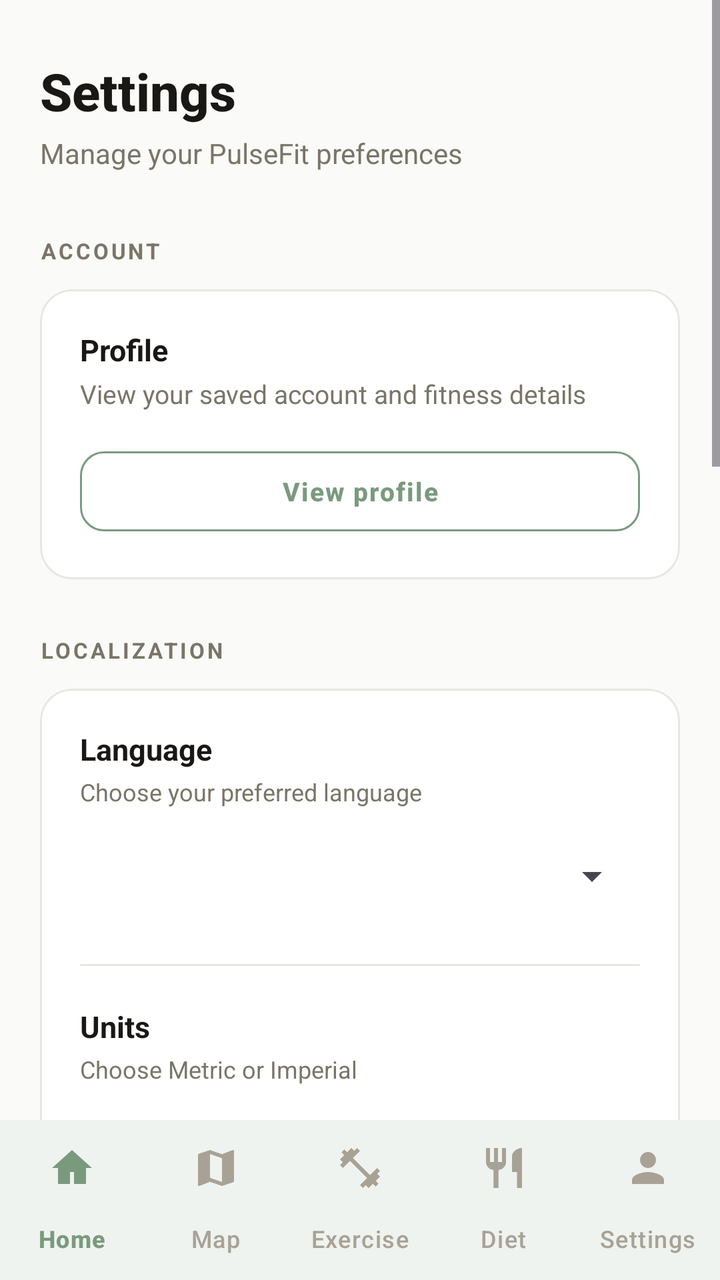
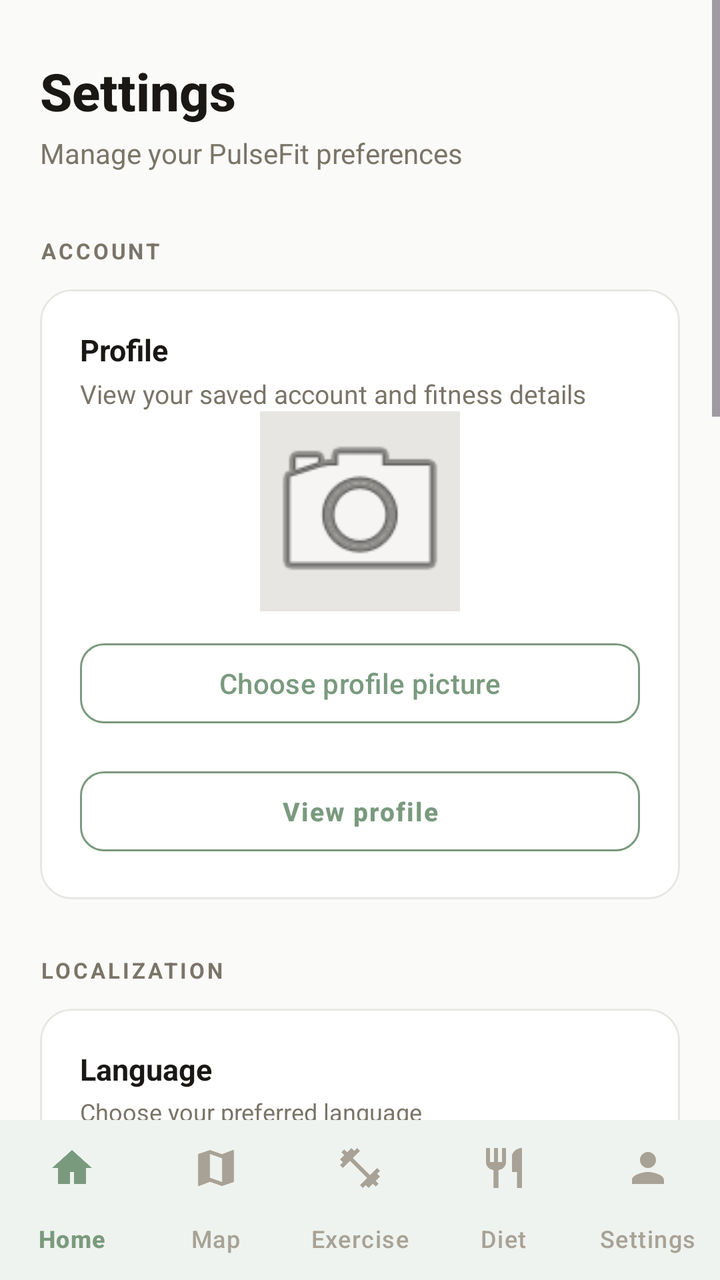

Compare the two renders of this Android layout. The source of the first and the diff that turns it into the second are given below.
<!-- AndroidManifest.xml: application theme Theme.PulseFit_App -->
<!-- res/layout/activity_settings.xml -->
<?xml version="1.0" encoding="utf-8"?>
<LinearLayout
    xmlns:android="http://schemas.android.com/apk/res/android"
    xmlns:app="http://schemas.android.com/apk/res-auto"
    xmlns:tools="http://schemas.android.com/tools"
    android:id="@+id/main"
    android:layout_width="match_parent"
    android:layout_height="match_parent"
    android:orientation="vertical"
    android:background="@color/bg"
    tools:context=".Settings">

    
    <ScrollView
        android:layout_width="match_parent"
        android:layout_height="0dp"
        android:layout_weight="1"
        android:fillViewport="true"
        android:clipToPadding="false">

        <LinearLayout
            android:layout_width="match_parent"
            android:layout_height="wrap_content"
            android:orientation="vertical"
            android:paddingStart="20dp"
            android:paddingTop="28dp"
            android:paddingEnd="20dp"
            android:paddingBottom="24dp">

            
            <TextView
                android:layout_width="match_parent"
                android:layout_height="wrap_content"
                android:text="@string/settings"
                android:textColor="@color/text_primary"
                android:textSize="26sp"
                android:textStyle="bold"
                android:fontFamily="sans-serif-medium" />

            <TextView
                android:layout_width="match_parent"
                android:layout_height="wrap_content"
                android:layout_marginTop="4dp"
                android:text="@string/manage_your_pulsefit_preferences"
                android:textColor="@color/text_secondary"
                android:textSize="14sp" />

            
            <TextView
                android:layout_width="match_parent"
                android:layout_height="wrap_content"
                android:layout_marginTop="32dp"
                android:text="@string/account"
                android:textColor="@color/text_secondary"
                android:textSize="11sp"
                android:letterSpacing="0.12"
                android:textStyle="bold" />

            <com.google.android.material.card.MaterialCardView
                android:layout_width="match_parent"
                android:layout_height="wrap_content"
                android:layout_marginTop="12dp"
                app:cardBackgroundColor="@color/surface"
                app:cardCornerRadius="16dp"
                app:cardElevation="0dp"
                app:strokeColor="@color/divider"
                app:strokeWidth="1dp">

                <LinearLayout
                    android:layout_width="match_parent"
                    android:layout_height="wrap_content"
                    android:orientation="vertical"
                    android:padding="20dp">

                    <TextView
                        android:layout_width="match_parent"
                        android:layout_height="wrap_content"
                        android:text="@string/profile"
                        android:textColor="@color/text_primary"
                        android:textSize="15sp"
                        android:textStyle="bold" />

                    <TextView
                        android:layout_width="match_parent"
                        android:layout_height="wrap_content"
                        android:layout_marginTop="3dp"
                        android:text="@string/view_your_saved_account_and"
                        android:textColor="@color/text_secondary"
                        android:textSize="13sp" />

                    <com.google.android.material.button.MaterialButton
                        android:id="@+id/profileDetailsButton"
                        style="@style/Widget.Material3.Button.OutlinedButton"
                        android:layout_width="match_parent"
                        android:layout_height="48dp"
                        android:layout_marginTop="16dp"
                        android:text="@string/view_profile"
                        android:textColor="@color/accent"
                        android:textSize="13sp"
                        android:letterSpacing="0.05"
                        android:textStyle="bold"
                        app:cornerRadius="12dp"
                        app:strokeColor="@color/accent"
                        app:strokeWidth="1dp" />

                </LinearLayout>
            </com.google.android.material.card.MaterialCardView>

            
            <TextView
                android:layout_width="match_parent"
                android:layout_height="wrap_content"
                android:layout_marginTop="28dp"
                android:text="@string/localization"
                android:textColor="@color/text_secondary"
                android:textSize="11sp"
                android:letterSpacing="0.12"
                android:textStyle="bold" />

            <com.google.android.material.card.MaterialCardView
                android:layout_width="match_parent"
                android:layout_height="wrap_content"
                android:layout_marginTop="12dp"
                app:cardBackgroundColor="@color/surface"
                app:cardCornerRadius="16dp"
                app:cardElevation="0dp"
                app:strokeColor="@color/divider"
                app:strokeWidth="1dp">

                <LinearLayout
                    android:layout_width="match_parent"
                    android:layout_height="wrap_content"
                    android:orientation="vertical"
                    android:padding="20dp">

                    
                    <TextView
                        android:layout_width="match_parent"
                        android:layout_height="wrap_content"
                        android:text="@string/language"
                        android:textColor="@color/text_primary"
                        android:textSize="15sp"
                        android:textStyle="bold" />

                    <TextView
                        android:layout_width="match_parent"
                        android:layout_height="wrap_content"
                        android:layout_marginTop="3dp"
                        android:text="@string/choose_your_preferred_language"
                        android:textColor="@color/text_secondary"
                        android:textSize="12sp" />

                    <Spinner
                        android:id="@+id/languageSpinner"
                        android:layout_width="match_parent"
                        android:layout_height="48dp"
                        android:layout_marginTop="10dp"
                        android:paddingStart="12dp"
                        android:paddingEnd="12dp" />

                    
                    <View
                        android:layout_width="match_parent"
                        android:layout_height="1dp"
                        android:layout_marginTop="20dp"
                        android:background="@color/divider" />

                    
                    <TextView
                        android:layout_width="match_parent"
                        android:layout_height="wrap_content"
                        android:layout_marginTop="20dp"
                        android:text="@string/units"
                        android:textColor="@color/text_primary"
                        android:textSize="15sp"
                        android:textStyle="bold" />

                    <TextView
                        android:layout_width="match_parent"
                        android:layout_height="wrap_content"
                        android:layout_marginTop="3dp"
                        android:text="@string/choose_metric_or_imperial"
                        android:textColor="@color/text_secondary"
                        android:textSize="12sp" />

                    <Spinner
                        android:id="@+id/unitsSpinner"
                        android:layout_width="match_parent"
                        android:layout_height="48dp"
                        android:layout_marginTop="10dp"
                        android:paddingStart="12dp"
                        android:paddingEnd="12dp" />

                </LinearLayout>
            </com.google.android.material.card.MaterialCardView>

            
            <TextView
                android:layout_width="match_parent"
                android:layout_height="wrap_content"
                android:layout_marginTop="28dp"
                android:text="@string/offline_sync_title"
                android:textColor="@color/text_secondary"
                android:textSize="11sp"
                android:letterSpacing="0.12"
                android:textStyle="bold" />

            <com.google.android.material.card.MaterialCardView
                android:layout_width="match_parent"
                android:layout_height="wrap_content"
                android:layout_marginTop="12dp"
                app:cardBackgroundColor="@color/surface"
                app:cardCornerRadius="16dp"
                app:cardElevation="0dp"
                app:strokeColor="@color/divider"
                app:strokeWidth="1dp">

                <LinearLayout
                    android:layout_width="match_parent"
                    android:layout_height="wrap_content"
                    android:orientation="vertical"
                    android:padding="20dp">

                    
                    <LinearLayout
                        android:layout_width="match_parent"
                        android:layout_height="wrap_content"
                        android:gravity="center_vertical"
                        android:orientation="horizontal">

                        <LinearLayout
                            android:layout_width="0dp"
                            android:layout_height="wrap_content"
                            android:layout_weight="1"
                            android:layout_marginEnd="12dp"
                            android:orientation="vertical">

                            <TextView
                                android:layout_width="match_parent"
                                android:layout_height="wrap_content"
                                android:text="@string/auto_sync"
                                android:textColor="@color/text_primary"
                                android:textSize="15sp"
                                android:textStyle="bold" />

                            <TextView
                                android:layout_width="match_parent"
                                android:layout_height="wrap_content"
                                android:layout_marginTop="3dp"
                                android:text="@string/auto_sync_desc"
                                android:textColor="@color/text_secondary"
                                android:textSize="12sp" />

                        </LinearLayout>

                        <com.google.android.material.materialswitch.MaterialSwitch
                            android:id="@+id/syncSwitch"
                            android:layout_width="wrap_content"
                            android:layout_height="wrap_content" />

                    </LinearLayout>

                    
                    <TextView
                        android:id="@+id/pendingText"
                        android:layout_width="match_parent"
                        android:layout_height="wrap_content"
                        android:layout_marginTop="16dp"
                        android:textColor="@color/text_primary"
                        android:textSize="13sp" />

                    <TextView
                        android:id="@+id/lastSyncText"
                        android:layout_width="match_parent"
                        android:layout_height="wrap_content"
                        android:layout_marginTop="4dp"
                        android:textColor="@color/text_secondary"
                        android:textSize="12sp" />

                    
                    <com.google.android.material.button.MaterialButton
                        android:id="@+id/manualSyncButton"
                        style="@style/Widget.Material3.Button.OutlinedButton"
                        android:layout_width="match_parent"
                        android:layout_height="48dp"
                        android:layout_marginTop="20dp"
                        android:text="@string/sync_now"
                        android:textColor="@color/accent"
                        android:textSize="13sp"
                        android:letterSpacing="0.05"
                        android:textStyle="bold"
                        app:cornerRadius="12dp"
                        app:strokeColor="@color/accent"
                        app:strokeWidth="1dp"
                        app:iconTint="@color/accent"
                        app:iconGravity="textStart"
                        app:iconPadding="8dp" />

                </LinearLayout>
            </com.google.android.material.card.MaterialCardView>

            
            <TextView
                android:layout_width="match_parent"
                android:layout_height="wrap_content"
                android:layout_marginTop="28dp"
                android:text="@string/notifications_title"
                android:textColor="@color/text_secondary"
                android:textSize="11sp"
                android:letterSpacing="0.12"
                android:textStyle="bold" />

            <com.google.android.material.card.MaterialCardView
                android:layout_width="match_parent"
                android:layout_height="wrap_content"
                android:layout_marginTop="12dp"
                app:cardBackgroundColor="@color/surface"
                app:cardCornerRadius="16dp"
                app:cardElevation="0dp"
                app:strokeColor="@color/divider"
                app:strokeWidth="1dp">

                <LinearLayout
                    android:layout_width="match_parent"
                    android:layout_height="wrap_content"
                    android:orientation="vertical"
                    android:padding="20dp">

                    <LinearLayout
                        android:layout_width="match_parent"
                        android:layout_height="wrap_content"
                        android:gravity="center_vertical"
                        android:orientation="horizontal">

                        <LinearLayout
                            android:layout_width="0dp"
                            android:layout_height="wrap_content"
                            android:layout_weight="1"
                            android:layout_marginEnd="12dp"
                            android:orientation="vertical">

                            <TextView
                                android:layout_width="match_parent"
                                android:layout_height="wrap_content"
                                android:text="@string/push_notifications"
                                android:textColor="@color/text_primary"
                                android:textSize="15sp"
                                android:textStyle="bold" />

                            <TextView
                                android:layout_width="match_parent"
                                android:layout_height="wrap_content"
                                android:layout_marginTop="3dp"
                                android:text="@string/push_notifications_desc"
                                android:textColor="@color/text_secondary"
                                android:textSize="12sp" />

                        </LinearLayout>

                        <com.google.android.material.materialswitch.MaterialSwitch
                            android:id="@+id/notificationsSwitch"
                            android:layout_width="wrap_content"
                            android:layout_height="wrap_content" />

                    </LinearLayout>

                    <com.google.android.material.button.MaterialButton
                        android:id="@+id/testNotificationButton"
                        style="@style/Widget.Material3.Button.OutlinedButton"
                        android:layout_width="match_parent"
                        android:layout_height="48dp"
                        android:layout_marginTop="20dp"
                        android:text="@string/send_test_notification"
                        android:textColor="@color/accent"
                        android:textSize="13sp"
                        android:letterSpacing="0.05"
                        android:textStyle="bold"
                        app:cornerRadius="12dp"
                        app:strokeColor="@color/accent"
                        app:strokeWidth="1dp" />

                </LinearLayout>
            </com.google.android.material.card.MaterialCardView>

            
            <TextView
                android:layout_width="match_parent"
                android:layout_height="wrap_content"
                android:layout_marginTop="28dp"
                android:text="@string/system"
                android:textColor="@color/text_secondary"
                android:textSize="11sp"
                android:letterSpacing="0.12"
                android:textStyle="bold" />

            <com.google.android.material.card.MaterialCardView
                android:layout_width="match_parent"
                android:layout_height="wrap_content"
                android:layout_marginTop="12dp"
                app:cardBackgroundColor="@color/surface"
                app:cardCornerRadius="16dp"
                app:cardElevation="0dp"
                app:strokeColor="@color/divider"
                app:strokeWidth="1dp">

                <LinearLayout
                    android:layout_width="match_parent"
                    android:layout_height="wrap_content"
                    android:orientation="horizontal"
                    android:gravity="center_vertical"
                    android:padding="20dp">

                    <TextView
                        android:layout_width="0dp"
                        android:layout_height="wrap_content"
                        android:layout_weight="1"
                        android:text="@string/app_version"
                        android:textColor="@color/text_primary"
                        android:textSize="15sp" />

                    <TextView
                        android:id="@+id/versionText"
                        android:layout_width="wrap_content"
                        android:layout_height="wrap_content"
                        android:text="1.0.0-alpha"
                        android:textColor="@color/text_secondary"
                        android:textSize="14sp"
                        android:fontFamily="monospace" />

                </LinearLayout>
            </com.google.android.material.card.MaterialCardView>

            
            <com.google.android.material.button.MaterialButton
                android:id="@+id/logoutButton"
                style="@style/Widget.Material3.Button.OutlinedButton"
                android:layout_width="match_parent"
                android:layout_height="54dp"
                android:layout_marginTop="28dp"
                android:layout_marginBottom="16dp"
                android:text="@string/log_out"
                android:textColor="@color/danger"
                android:textSize="14sp"
                android:letterSpacing="0.05"
                android:textStyle="bold"
                app:cornerRadius="16dp"
                app:strokeColor="@color/danger"
                app:strokeWidth="1dp" />

        </LinearLayout>

    </ScrollView>

    
    <com.google.android.material.bottomnavigation.BottomNavigationView
        android:id="@+id/bottomNav"
        android:layout_width="match_parent"
        android:layout_height="wrap_content"
        android:background="@color/surface"
        app:elevation="8dp"
        app:labelVisibilityMode="labeled"
        app:itemIconTint="@color/nav_item_tint"
        app:itemTextColor="@color/nav_item_tint"
        app:itemActiveIndicatorStyle="@style/SoftNavIndicator"
        app:menu="@menu/bottom_nav_menu" />

</LinearLayout>
<!-- resources referenced by this layout -->
<resources>
  <color name="accent">#7A9A7E</color>
  <color name="bg">#FAFAF8</color>
  <color name="danger">#C75B4A</color>
  <color name="divider">#E8E6E2</color>
  <color name="surface">#FFFFFF</color>
  <color name="text_primary">#1A1815</color>
  <color name="text_secondary">#7A7568</color>
  <string name="account">ACCOUNT</string>
  <string name="app_version">App version</string>
  <string name="auto_sync">Auto-sync</string>
  <string name="auto_sync_desc">Save changes offline and upload them automatically when you reconnect</string>
  <string name="choose_metric_or_imperial">Choose Metric or Imperial</string>
  <string name="choose_your_preferred_language">Choose your preferred language</string>
  <string name="language">Language</string>
  <string name="localization">LOCALIZATION</string>
  <string name="log_out">Log out</string>
  <string name="manage_your_pulsefit_preferences">Manage your PulseFit preferences</string>
  <string name="notifications_title">NOTIFICATIONS</string>
  <string name="offline_sync_title">OFFLINE MODE &amp; SYNC</string>
  <string name="profile">Profile</string>
  <string name="push_notifications">Push notifications</string>
  <string name="push_notifications_desc">Get real-time alerts about your meals and goals</string>
  <string name="send_test_notification">Send test notification</string>
  <string name="settings">Settings</string>
  <string name="sync_now">Sync now</string>
  <string name="system">SYSTEM</string>
  <string name="units">Units</string>
  <string name="view_profile">View profile</string>
  <string name="view_your_saved_account_and">View your saved account and fitness details</string>
  <style name="SoftNavIndicator" parent="Widget.Material3.BottomNavigationView.ActiveIndicator">
          <item name="android:color">@color/accent_soft</item>
          <item name="android:width">56dp</item>
          <item name="android:height">32dp</item>
      </style>
  <style name="Theme.PulseFit_App" parent="Theme.Material3.Light.NoActionBar">
  
          <item name="colorPrimary">@color/accent</item>
          <item name="colorOnPrimary">@color/white</item>
          <item name="colorPrimaryContainer">@color/accent_soft</item>
          <item name="colorOnPrimaryContainer">@color/accent_dark</item>
  
          <item name="colorSecondary">@color/terracotta</item>
          <item name="colorOnSecondary">@color/white</item>
  
          <item name="colorError">@color/danger</item>
          <item name="colorOnError">@color/white</item>
          <item name="android:colorBackground">@color/bg</item>
          <item name="colorSurface">@color/surface</item>
          <item name="colorSurfaceVariant">@color/surface_variant</item>
          <item name="colorOnSurface">@color/text_primary</item>
          <item name="colorOnSurfaceVariant">@color/text_secondary</item>
          <item name="colorOutline">@color/divider</item>
          <item name="android:statusBarColor">@color/bg</item>
          <item name="android:navigationBarColor">@color/surface</item>
          <item name="android:windowLightStatusBar">true</item>
          <item name="android:windowLightNavigationBar" tools:targetApi="27">true</item>
  
      </style>
  <color name="accent_soft">#E8F0E9</color>
  <color name="white">#FFFFFF</color>
  <color name="accent_dark">#5E7A62</color>
  <color name="terracotta">#C4846A</color>
  <color name="surface_variant">#F0EFEC</color>
</resources>

<!-- the commit's change to res/layout/activity_settings.xml (unified diff, before → after) -->
@@ -80,6 +80,7 @@
                         android:textSize="15sp"
                         android:textStyle="bold" />
 
+
                     <TextView
                         android:layout_width="match_parent"
                         android:layout_height="wrap_content"
@@ -88,16 +89,37 @@
                         android:textColor="@color/text_secondary"
                         android:textSize="13sp" />
 
+                    <ImageView
+                        android:id="@+id/profileImage"
+                        android:layout_width="100dp"
+                        android:layout_height="100dp"
+                        android:layout_gravity="center_horizontal"
+                        android:src="@android:drawable/ic_menu_camera"
+                        android:scaleType="centerCrop"
+                        android:contentDescription="Profile picture"
+                        android:background="@color/divider" />
+
+                    <com.google.android.material.button.MaterialButton
+                        android:id="@+id/chooseProfilePictureButton"
+                        style="@style/Widget.Material3.Button.OutlinedButton"
+                        android:layout_width="match_parent"
+                        android:layout_height="48dp"
+                        android:layout_marginTop="12dp"
+                        android:text="Choose profile picture"
+                        android:textColor="@color/accent"
+                        app:cornerRadius="12dp"
+                        app:strokeColor="@color/accent" />
+
                     <com.google.android.material.button.MaterialButton
                         android:id="@+id/profileDetailsButton"
                         style="@style/Widget.Material3.Button.OutlinedButton"
                         android:layout_width="match_parent"
                         android:layout_height="48dp"
                         android:layout_marginTop="16dp"
+                        android:letterSpacing="0.05"
                         android:text="@string/view_profile"
                         android:textColor="@color/accent"
                         android:textSize="13sp"
-                        android:letterSpacing="0.05"
                         android:textStyle="bold"
                         app:cornerRadius="12dp"
                         app:strokeColor="@color/accent"
